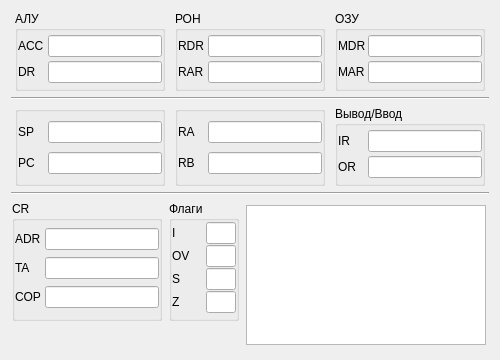
This is gui/cpuwidget.ui in Buvaluy/VirtualMachine as Qt 5 draws it before an edit. The edited form follows.
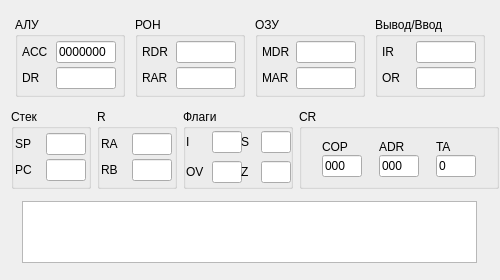
This is the edited form.

Patch:
```diff
--- a/gui/cpuwidget.ui
+++ b/gui/cpuwidget.ui
@@ -7,19 +7,19 @@
     <x>0</x>
     <y>0</y>
     <width>500</width>
-    <height>360</height>
+    <height>280</height>
    </rect>
   </property>
   <property name="minimumSize">
    <size>
     <width>500</width>
-    <height>360</height>
+    <height>280</height>
    </size>
   </property>
   <property name="maximumSize">
    <size>
-    <width>500</width>
-    <height>360</height>
+    <width>508</width>
+    <height>280</height>
    </size>
   </property>
   <property name="windowTitle">
@@ -28,20 +28,20 @@
   <property name="styleSheet">
    <string notr="true">font: 10pt &quot;Consolas&quot;;</string>
   </property>
-  <layout class="QVBoxLayout" name="verticalLayout_11">
+  <layout class="QVBoxLayout" name="verticalLayout_10">
    <item>
-    <layout class="QHBoxLayout" name="horizontalLayout_22">
+    <layout class="QHBoxLayout" name="horizontalLayout_24">
      <item>
       <widget class="QGroupBox" name="groupBox">
        <property name="minimumSize">
         <size>
-         <width>150</width>
+         <width>110</width>
          <height>80</height>
         </size>
        </property>
        <property name="maximumSize">
         <size>
-         <width>150</width>
+         <width>110</width>
          <height>80</height>
         </size>
        </property>
@@ -74,6 +74,12 @@
               <height>0</height>
              </size>
             </property>
+            <property name="maximumSize">
+             <size>
+              <width>30</width>
+              <height>16777215</height>
+             </size>
+            </property>
             <property name="text">
              <string>ACC</string>
             </property>
@@ -81,6 +87,21 @@
           </item>
           <item>
            <widget class="QLineEdit" name="textBoxAcc">
+            <property name="minimumSize">
+             <size>
+              <width>60</width>
+              <height>0</height>
+             </size>
+            </property>
+            <property name="maximumSize">
+             <size>
+              <width>60</width>
+              <height>16777215</height>
+             </size>
+            </property>
+            <property name="text">
+             <string>0000000</string>
+            </property>
             <property name="readOnly">
              <bool>true</bool>
             </property>
@@ -98,6 +119,12 @@
               <height>0</height>
              </size>
             </property>
+            <property name="maximumSize">
+             <size>
+              <width>30</width>
+              <height>16777215</height>
+             </size>
+            </property>
             <property name="text">
              <string>DR</string>
             </property>
@@ -105,6 +132,18 @@
           </item>
           <item>
            <widget class="QLineEdit" name="textBoxDR">
+            <property name="minimumSize">
+             <size>
+              <width>60</width>
+              <height>0</height>
+             </size>
+            </property>
+            <property name="maximumSize">
+             <size>
+              <width>60</width>
+              <height>16777215</height>
+             </size>
+            </property>
             <property name="readOnly">
              <bool>true</bool>
             </property>
@@ -119,13 +158,13 @@
       <widget class="QGroupBox" name="groupBox_3">
        <property name="minimumSize">
         <size>
-         <width>150</width>
+         <width>110</width>
          <height>80</height>
         </size>
        </property>
        <property name="maximumSize">
         <size>
-         <width>150</width>
+         <width>110</width>
          <height>80</height>
         </size>
        </property>
@@ -158,6 +197,12 @@
               <height>0</height>
              </size>
             </property>
+            <property name="maximumSize">
+             <size>
+              <width>30</width>
+              <height>16777215</height>
+             </size>
+            </property>
             <property name="text">
              <string>RDR</string>
             </property>
@@ -165,6 +210,18 @@
           </item>
           <item>
            <widget class="QLineEdit" name="textBoxRDR">
+            <property name="minimumSize">
+             <size>
+              <width>60</width>
+              <height>0</height>
+             </size>
+            </property>
+            <property name="maximumSize">
+             <size>
+              <width>60</width>
+              <height>16777215</height>
+             </size>
+            </property>
             <property name="readOnly">
              <bool>true</bool>
             </property>
@@ -182,6 +239,12 @@
               <height>0</height>
              </size>
             </property>
+            <property name="maximumSize">
+             <size>
+              <width>30</width>
+              <height>16777215</height>
+             </size>
+            </property>
             <property name="text">
              <string>RAR</string>
             </property>
@@ -189,6 +252,18 @@
           </item>
           <item>
            <widget class="QLineEdit" name="textBoxRAR">
+            <property name="minimumSize">
+             <size>
+              <width>60</width>
+              <height>0</height>
+             </size>
+            </property>
+            <property name="maximumSize">
+             <size>
+              <width>60</width>
+              <height>16777215</height>
+             </size>
+            </property>
             <property name="readOnly">
              <bool>true</bool>
             </property>
@@ -203,13 +278,13 @@
       <widget class="QGroupBox" name="groupBox_4">
        <property name="minimumSize">
         <size>
-         <width>150</width>
+         <width>110</width>
          <height>80</height>
         </size>
        </property>
        <property name="maximumSize">
         <size>
-         <width>150</width>
+         <width>110</width>
          <height>80</height>
         </size>
        </property>
@@ -234,6 +309,9 @@
         </property>
         <item>
          <layout class="QHBoxLayout" name="horizontalLayout_7">
+          <property name="spacing">
+           <number>0</number>
+          </property>
           <item>
            <widget class="QLabel" name="label_7">
             <property name="minimumSize">
@@ -242,6 +320,12 @@
               <height>0</height>
              </size>
             </property>
+            <property name="maximumSize">
+             <size>
+              <width>30</width>
+              <height>16777215</height>
+             </size>
+            </property>
             <property name="text">
              <string>MDR</string>
             </property>
@@ -249,6 +333,18 @@
           </item>
           <item>
            <widget class="QLineEdit" name="textBoxMDR">
+            <property name="minimumSize">
+             <size>
+              <width>60</width>
+              <height>0</height>
+             </size>
+            </property>
+            <property name="maximumSize">
+             <size>
+              <width>60</width>
+              <height>16777215</height>
+             </size>
+            </property>
             <property name="readOnly">
              <bool>true</bool>
             </property>
@@ -258,6 +354,9 @@
         </item>
         <item>
          <layout class="QHBoxLayout" name="horizontalLayout_6">
+          <property name="spacing">
+           <number>0</number>
+          </property>
           <item>
            <widget class="QLabel" name="label_6">
             <property name="minimumSize">
@@ -266,6 +365,12 @@
               <height>0</height>
              </size>
             </property>
+            <property name="maximumSize">
+             <size>
+              <width>30</width>
+              <height>16777215</height>
+             </size>
+            </property>
             <property name="text">
              <string>MAR</string>
             </property>
@@ -273,6 +378,138 @@
           </item>
           <item>
            <widget class="QLineEdit" name="textBoxMAR">
+            <property name="minimumSize">
+             <size>
+              <width>60</width>
+              <height>0</height>
+             </size>
+            </property>
+            <property name="maximumSize">
+             <size>
+              <width>60</width>
+              <height>16777215</height>
+             </size>
+            </property>
+            <property name="readOnly">
+             <bool>true</bool>
+            </property>
+           </widget>
+          </item>
+         </layout>
+        </item>
+       </layout>
+      </widget>
+     </item>
+     <item>
+      <widget class="QGroupBox" name="groupBox_7">
+       <property name="minimumSize">
+        <size>
+         <width>110</width>
+         <height>80</height>
+        </size>
+       </property>
+       <property name="maximumSize">
+        <size>
+         <width>110</width>
+         <height>80</height>
+        </size>
+       </property>
+       <property name="title">
+        <string>Вывод/Ввод</string>
+       </property>
+       <layout class="QVBoxLayout" name="verticalLayout_7">
+        <property name="spacing">
+         <number>0</number>
+        </property>
+        <property name="leftMargin">
+         <number>0</number>
+        </property>
+        <property name="topMargin">
+         <number>0</number>
+        </property>
+        <property name="rightMargin">
+         <number>0</number>
+        </property>
+        <property name="bottomMargin">
+         <number>0</number>
+        </property>
+        <item>
+         <layout class="QHBoxLayout" name="horizontalLayout_16">
+          <item>
+           <widget class="QLabel" name="label_15">
+            <property name="minimumSize">
+             <size>
+              <width>30</width>
+              <height>0</height>
+             </size>
+            </property>
+            <property name="maximumSize">
+             <size>
+              <width>30</width>
+              <height>16777215</height>
+             </size>
+            </property>
+            <property name="text">
+             <string>IR</string>
+            </property>
+           </widget>
+          </item>
+          <item>
+           <widget class="QLineEdit" name="textBoxIR">
+            <property name="minimumSize">
+             <size>
+              <width>60</width>
+              <height>0</height>
+             </size>
+            </property>
+            <property name="maximumSize">
+             <size>
+              <width>60</width>
+              <height>16777215</height>
+             </size>
+            </property>
+            <property name="readOnly">
+             <bool>true</bool>
+            </property>
+           </widget>
+          </item>
+         </layout>
+        </item>
+        <item>
+         <layout class="QHBoxLayout" name="horizontalLayout_17">
+          <item>
+           <widget class="QLabel" name="label_16">
+            <property name="minimumSize">
+             <size>
+              <width>30</width>
+              <height>0</height>
+             </size>
+            </property>
+            <property name="maximumSize">
+             <size>
+              <width>30</width>
+              <height>16777215</height>
+             </size>
+            </property>
+            <property name="text">
+             <string>OR</string>
+            </property>
+           </widget>
+          </item>
+          <item>
+           <widget class="QLineEdit" name="textBoxOR">
+            <property name="minimumSize">
+             <size>
+              <width>60</width>
+              <height>0</height>
+             </size>
+            </property>
+            <property name="maximumSize">
+             <size>
+              <width>60</width>
+              <height>16777215</height>
+             </size>
+            </property>
             <property name="readOnly">
              <bool>true</bool>
             </property>
@@ -286,30 +523,23 @@
     </layout>
    </item>
    <item>
-    <widget class="Line" name="line">
-     <property name="orientation">
-      <enum>Qt::Horizontal</enum>
-     </property>
-    </widget>
-   </item>
-   <item>
-    <layout class="QHBoxLayout" name="horizontalLayout_21">
+    <layout class="QHBoxLayout" name="horizontalLayout_23">
      <item>
       <widget class="QGroupBox" name="groupBox_2">
        <property name="minimumSize">
         <size>
-         <width>150</width>
+         <width>80</width>
          <height>80</height>
         </size>
        </property>
        <property name="maximumSize">
         <size>
-         <width>150</width>
+         <width>80</width>
          <height>80</height>
         </size>
        </property>
        <property name="title">
-        <string/>
+        <string>Стек</string>
        </property>
        <layout class="QVBoxLayout" name="verticalLayout_5">
         <property name="spacing">
@@ -337,6 +567,12 @@
               <height>0</height>
              </size>
             </property>
+            <property name="maximumSize">
+             <size>
+              <width>30</width>
+              <height>16777215</height>
+             </size>
+            </property>
             <property name="text">
              <string>SP</string>
             </property>
@@ -344,6 +580,18 @@
           </item>
           <item>
            <widget class="QLineEdit" name="textBoxSP">
+            <property name="minimumSize">
+             <size>
+              <width>40</width>
+              <height>0</height>
+             </size>
+            </property>
+            <property name="maximumSize">
+             <size>
+              <width>40</width>
+              <height>16777215</height>
+             </size>
+            </property>
             <property name="readOnly">
              <bool>true</bool>
             </property>
@@ -361,6 +609,12 @@
               <height>0</height>
              </size>
             </property>
+            <property name="maximumSize">
+             <size>
+              <width>30</width>
+              <height>16777215</height>
+             </size>
+            </property>
             <property name="text">
              <string>PC</string>
             </property>
@@ -368,6 +622,18 @@
           </item>
           <item>
            <widget class="QLineEdit" name="textBoxPC">
+            <property name="minimumSize">
+             <size>
+              <width>40</width>
+              <height>0</height>
+             </size>
+            </property>
+            <property name="maximumSize">
+             <size>
+              <width>40</width>
+              <height>16777215</height>
+             </size>
+            </property>
             <property name="readOnly">
              <bool>true</bool>
             </property>
@@ -382,18 +648,18 @@
       <widget class="QGroupBox" name="groupBox_6">
        <property name="minimumSize">
         <size>
-         <width>150</width>
+         <width>80</width>
          <height>80</height>
         </size>
        </property>
        <property name="maximumSize">
         <size>
-         <width>150</width>
+         <width>80</width>
          <height>80</height>
         </size>
        </property>
        <property name="title">
-        <string/>
+        <string>R</string>
        </property>
        <layout class="QVBoxLayout" name="verticalLayout_6">
         <property name="spacing">
@@ -421,6 +687,12 @@
               <height>0</height>
              </size>
             </property>
+            <property name="maximumSize">
+             <size>
+              <width>30</width>
+              <height>16777215</height>
+             </size>
+            </property>
             <property name="text">
              <string>RA</string>
             </property>
@@ -428,6 +700,18 @@
           </item>
           <item>
            <widget class="QLineEdit" name="textBoxRA">
+            <property name="minimumSize">
+             <size>
+              <width>40</width>
+              <height>0</height>
+             </size>
+            </property>
+            <property name="maximumSize">
+             <size>
+              <width>40</width>
+              <height>16777215</height>
+             </size>
+            </property>
             <property name="readOnly">
              <bool>true</bool>
             </property>
@@ -445,6 +729,12 @@
               <height>0</height>
              </size>
             </property>
+            <property name="maximumSize">
+             <size>
+              <width>30</width>
+              <height>16777215</height>
+             </size>
+            </property>
             <property name="text">
              <string>RB</string>
             </property>
@@ -452,6 +742,18 @@
           </item>
           <item>
            <widget class="QLineEdit" name="textBoxRB">
+            <property name="minimumSize">
+             <size>
+              <width>40</width>
+              <height>0</height>
+             </size>
+            </property>
+            <property name="maximumSize">
+             <size>
+              <width>40</width>
+              <height>16777215</height>
+             </size>
+            </property>
             <property name="readOnly">
              <bool>true</bool>
             </property>
@@ -463,25 +765,25 @@
       </widget>
      </item>
      <item>
-      <widget class="QGroupBox" name="groupBox_7">
+      <widget class="QGroupBox" name="groupBox_8">
        <property name="minimumSize">
         <size>
-         <width>150</width>
+         <width>110</width>
          <height>80</height>
         </size>
        </property>
        <property name="maximumSize">
         <size>
-         <width>150</width>
+         <width>110</width>
          <height>80</height>
         </size>
        </property>
        <property name="title">
-        <string>Вывод/Ввод</string>
+        <string>Флаги</string>
        </property>
-       <layout class="QVBoxLayout" name="verticalLayout_7">
+       <layout class="QHBoxLayout" name="horizontalLayout">
         <property name="spacing">
-         <number>0</number>
+         <number>6</number>
         </property>
         <property name="leftMargin">
          <number>0</number>
@@ -496,255 +798,14 @@
          <number>0</number>
         </property>
         <item>
-         <layout class="QHBoxLayout" name="horizontalLayout_16">
-          <item>
-           <widget class="QLabel" name="label_15">
-            <property name="minimumSize">
-             <size>
-              <width>30</width>
-              <height>0</height>
-             </size>
-            </property>
-            <property name="text">
-             <string>IR</string>
-            </property>
-           </widget>
-          </item>
-          <item>
-           <widget class="QLineEdit" name="textBoxIR">
-            <property name="readOnly">
-             <bool>true</bool>
-            </property>
-           </widget>
-          </item>
-         </layout>
-        </item>
-        <item>
-         <layout class="QHBoxLayout" name="horizontalLayout_17">
-          <item>
-           <widget class="QLabel" name="label_16">
-            <property name="minimumSize">
-             <size>
-              <width>30</width>
-              <height>0</height>
-             </size>
-            </property>
-            <property name="text">
-             <string>OR</string>
-            </property>
-           </widget>
-          </item>
-          <item>
-           <widget class="QLineEdit" name="textBoxOR">
-            <property name="readOnly">
-             <bool>true</bool>
-            </property>
-           </widget>
-          </item>
-         </layout>
-        </item>
-       </layout>
-      </widget>
-     </item>
-    </layout>
-   </item>
-   <item>
-    <widget class="Line" name="line_2">
-     <property name="orientation">
-      <enum>Qt::Horizontal</enum>
-     </property>
-    </widget>
-   </item>
-   <item>
-    <layout class="QHBoxLayout" name="horizontalLayout">
-     <property name="spacing">
-      <number>6</number>
-     </property>
-     <item>
-      <layout class="QVBoxLayout" name="verticalLayout">
-       <item>
-        <widget class="QGroupBox" name="groupBox_5">
-         <property name="minimumSize">
-          <size>
-           <width>150</width>
-           <height>120</height>
-          </size>
-         </property>
-         <property name="maximumSize">
-          <size>
-           <width>120</width>
-           <height>120</height>
-          </size>
-         </property>
-         <property name="title">
-          <string>CR</string>
-         </property>
-         <layout class="QVBoxLayout" name="verticalLayout_8">
-          <property name="spacing">
-           <number>0</number>
-          </property>
-          <property name="leftMargin">
-           <number>0</number>
-          </property>
-          <property name="topMargin">
-           <number>0</number>
-          </property>
-          <property name="rightMargin">
-           <number>0</number>
-          </property>
-          <property name="bottomMargin">
-           <number>0</number>
-          </property>
-          <item>
-           <layout class="QHBoxLayout" name="horizontalLayout_11">
-            <item>
-             <widget class="QLabel" name="label_10">
-              <property name="minimumSize">
-               <size>
-                <width>30</width>
-                <height>0</height>
-               </size>
-              </property>
-              <property name="maximumSize">
-               <size>
-                <width>30</width>
-                <height>16777215</height>
-               </size>
-              </property>
-              <property name="text">
-               <string>ADR</string>
-              </property>
-             </widget>
-            </item>
-            <item>
-             <widget class="QLineEdit" name="textBoxADR">
-              <property name="readOnly">
-               <bool>true</bool>
-              </property>
-             </widget>
-            </item>
-           </layout>
-          </item>
-          <item>
-           <layout class="QHBoxLayout" name="horizontalLayout_9">
-            <item>
-             <widget class="QLabel" name="label_9">
-              <property name="minimumSize">
-               <size>
-                <width>30</width>
-                <height>0</height>
-               </size>
-              </property>
-              <property name="maximumSize">
-               <size>
-                <width>30</width>
-                <height>16777215</height>
-               </size>
-              </property>
-              <property name="text">
-               <string>TA</string>
-              </property>
-             </widget>
-            </item>
-            <item>
-             <widget class="QLineEdit" name="textBoxTA">
-              <property name="readOnly">
-               <bool>true</bool>
-              </property>
-             </widget>
-            </item>
-           </layout>
-          </item>
-          <item>
-           <layout class="QHBoxLayout" name="horizontalLayout_8">
-            <item>
-             <widget class="QLabel" name="label_8">
-              <property name="minimumSize">
-               <size>
-                <width>30</width>
-                <height>0</height>
-               </size>
-              </property>
-              <property name="maximumSize">
-               <size>
-                <width>30</width>
-                <height>16777215</height>
-               </size>
-              </property>
-              <property name="text">
-               <string>COP</string>
-              </property>
-             </widget>
-            </item>
-            <item>
-             <widget class="QLineEdit" name="textBoxCOP">
-              <property name="readOnly">
-               <bool>true</bool>
-              </property>
-             </widget>
-            </item>
-           </layout>
-          </item>
-         </layout>
-        </widget>
-       </item>
-       <item>
-        <spacer name="verticalSpacer">
-         <property name="orientation">
-          <enum>Qt::Vertical</enum>
-         </property>
-         <property name="sizeHint" stdset="0">
-          <size>
-           <width>20</width>
-           <height>40</height>
-          </size>
-         </property>
-        </spacer>
-       </item>
-      </layout>
-     </item>
-     <item>
-      <layout class="QVBoxLayout" name="verticalLayout_10">
-       <item>
-        <widget class="QGroupBox" name="groupBox_8">
-         <property name="minimumSize">
-          <size>
-           <width>70</width>
-           <height>120</height>
-          </size>
-         </property>
-         <property name="maximumSize">
-          <size>
-           <width>70</width>
-           <height>120</height>
-          </size>
-         </property>
-         <property name="title">
-          <string>Флаги</string>
-         </property>
          <layout class="QVBoxLayout" name="verticalLayout_9">
-          <property name="spacing">
-           <number>0</number>
-          </property>
-          <property name="leftMargin">
-           <number>0</number>
-          </property>
-          <property name="topMargin">
-           <number>0</number>
-          </property>
-          <property name="rightMargin">
-           <number>0</number>
-          </property>
-          <property name="bottomMargin">
-           <number>0</number>
-          </property>
           <item>
            <layout class="QHBoxLayout" name="horizontalLayout_18">
             <item>
              <widget class="QLabel" name="label_17">
               <property name="minimumSize">
                <size>
-                <width>23</width>
+                <width>20</width>
                 <height>0</height>
                </size>
               </property>
@@ -780,7 +841,7 @@
              <widget class="QLabel" name="label_18">
               <property name="minimumSize">
                <size>
-                <width>23</width>
+                <width>20</width>
                 <height>0</height>
                </size>
               </property>
@@ -810,13 +871,20 @@
             </item>
            </layout>
           </item>
+         </layout>
+        </item>
+        <item>
+         <layout class="QVBoxLayout" name="verticalLayout">
           <item>
            <layout class="QHBoxLayout" name="horizontalLayout_19">
+            <property name="spacing">
+             <number>0</number>
+            </property>
             <item>
              <widget class="QLabel" name="label_19">
               <property name="minimumSize">
                <size>
-                <width>23</width>
+                <width>20</width>
                 <height>0</height>
                </size>
               </property>
@@ -855,7 +923,7 @@
              <widget class="QLabel" name="label_20">
               <property name="minimumSize">
                <size>
-                <width>23</width>
+                <width>20</width>
                 <height>0</height>
                </size>
               </property>
@@ -886,35 +954,211 @@
            </layout>
           </item>
          </layout>
-        </widget>
-       </item>
-       <item>
-        <spacer name="verticalSpacer_2">
-         <property name="orientation">
-          <enum>Qt::Vertical</enum>
-         </property>
-         <property name="sizeHint" stdset="0">
-          <size>
-           <width>20</width>
-           <height>40</height>
-          </size>
-         </property>
-        </spacer>
-       </item>
-      </layout>
+        </item>
+       </layout>
+      </widget>
+     </item>
+     <item>
+      <widget class="QGroupBox" name="groupBox_5">
+       <property name="minimumSize">
+        <size>
+         <width>200</width>
+         <height>80</height>
+        </size>
+       </property>
+       <property name="maximumSize">
+        <size>
+         <width>200</width>
+         <height>80</height>
+        </size>
+       </property>
+       <property name="title">
+        <string>CR</string>
+       </property>
+       <layout class="QHBoxLayout" name="horizontalLayout_21">
+        <item>
+         <layout class="QHBoxLayout" name="horizontalLayout_22">
+          <item>
+           <layout class="QVBoxLayout" name="verticalLayout_8">
+            <property name="spacing">
+             <number>0</number>
+            </property>
+            <item>
+             <widget class="QLabel" name="label_8">
+              <property name="minimumSize">
+               <size>
+                <width>30</width>
+                <height>0</height>
+               </size>
+              </property>
+              <property name="maximumSize">
+               <size>
+                <width>30</width>
+                <height>16777215</height>
+               </size>
+              </property>
+              <property name="text">
+               <string>COP</string>
+              </property>
+             </widget>
+            </item>
+            <item>
+             <widget class="QLineEdit" name="textBoxCOP">
+              <property name="minimumSize">
+               <size>
+                <width>40</width>
+                <height>0</height>
+               </size>
+              </property>
+              <property name="maximumSize">
+               <size>
+                <width>40</width>
+                <height>16777215</height>
+               </size>
+              </property>
+              <property name="text">
+               <string>000</string>
+              </property>
+              <property name="readOnly">
+               <bool>true</bool>
+              </property>
+             </widget>
+            </item>
+           </layout>
+          </item>
+         </layout>
+        </item>
+        <item>
+         <layout class="QVBoxLayout" name="verticalLayout_11">
+          <property name="spacing">
+           <number>0</number>
+          </property>
+          <item>
+           <widget class="QLabel" name="label_10">
+            <property name="minimumSize">
+             <size>
+              <width>30</width>
+              <height>0</height>
+             </size>
+            </property>
+            <property name="maximumSize">
+             <size>
+              <width>30</width>
+              <height>16777215</height>
+             </size>
+            </property>
+            <property name="text">
+             <string>ADR</string>
+            </property>
+           </widget>
+          </item>
+          <item>
+           <widget class="QLineEdit" name="textBoxADR">
+            <property name="minimumSize">
+             <size>
+              <width>40</width>
+              <height>0</height>
+             </size>
+            </property>
+            <property name="maximumSize">
+             <size>
+              <width>40</width>
+              <height>16777215</height>
+             </size>
+            </property>
+            <property name="text">
+             <string>000</string>
+            </property>
+            <property name="readOnly">
+             <bool>true</bool>
+            </property>
+           </widget>
+          </item>
+         </layout>
+        </item>
+        <item>
+         <layout class="QVBoxLayout" name="verticalLayout_12">
+          <property name="spacing">
+           <number>0</number>
+          </property>
+          <item>
+           <widget class="QLabel" name="label_9">
+            <property name="minimumSize">
+             <size>
+              <width>30</width>
+              <height>0</height>
+             </size>
+            </property>
+            <property name="maximumSize">
+             <size>
+              <width>30</width>
+              <height>16777215</height>
+             </size>
+            </property>
+            <property name="text">
+             <string>TA</string>
+            </property>
+           </widget>
+          </item>
+          <item>
+           <widget class="QLineEdit" name="textBoxTA">
+            <property name="minimumSize">
+             <size>
+              <width>40</width>
+              <height>0</height>
+             </size>
+            </property>
+            <property name="maximumSize">
+             <size>
+              <width>40</width>
+              <height>16777215</height>
+             </size>
+            </property>
+            <property name="text">
+             <string>0</string>
+            </property>
+            <property name="readOnly">
+             <bool>true</bool>
+            </property>
+           </widget>
+          </item>
+         </layout>
+        </item>
+       </layout>
+      </widget>
+     </item>
+    </layout>
+   </item>
+   <item>
+    <layout class="QHBoxLayout" name="horizontalLayout_8">
+     <property name="spacing">
+      <number>0</number>
+     </property>
+     <item>
+      <spacer name="horizontalSpacer">
+       <property name="orientation">
+        <enum>Qt::Horizontal</enum>
+       </property>
+       <property name="sizeHint" stdset="0">
+        <size>
+         <width>40</width>
+         <height>20</height>
+        </size>
+       </property>
+      </spacer>
      </item>
      <item>
       <widget class="QTableWidget" name="tableRegisters">
        <property name="minimumSize">
         <size>
-         <width>240</width>
-         <height>140</height>
+         <width>455</width>
+         <height>62</height>
         </size>
        </property>
        <property name="maximumSize">
         <size>
-         <width>240</width>
-         <height>140</height>
+         <width>455</width>
+         <height>62</height>
         </size>
        </property>
        <property name="styleSheet">
@@ -925,6 +1169,19 @@
        </property>
       </widget>
      </item>
+     <item>
+      <spacer name="horizontalSpacer_2">
+       <property name="orientation">
+        <enum>Qt::Horizontal</enum>
+       </property>
+       <property name="sizeHint" stdset="0">
+        <size>
+         <width>40</width>
+         <height>20</height>
+        </size>
+       </property>
+      </spacer>
+     </item>
     </layout>
    </item>
   </layout>
```
